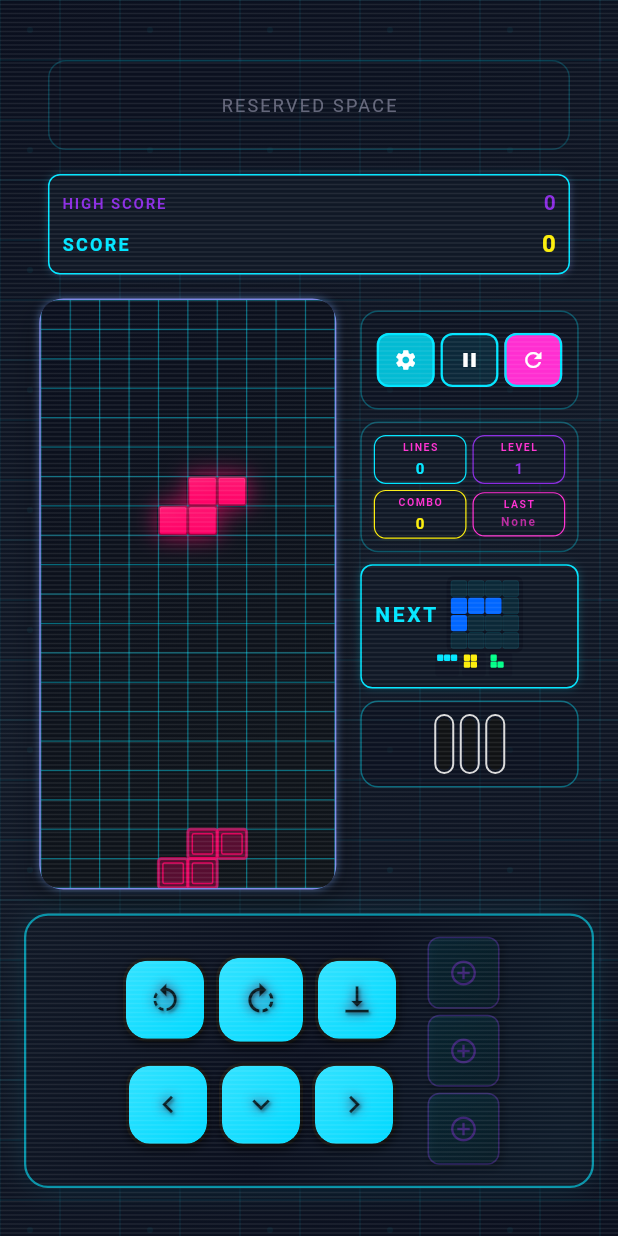
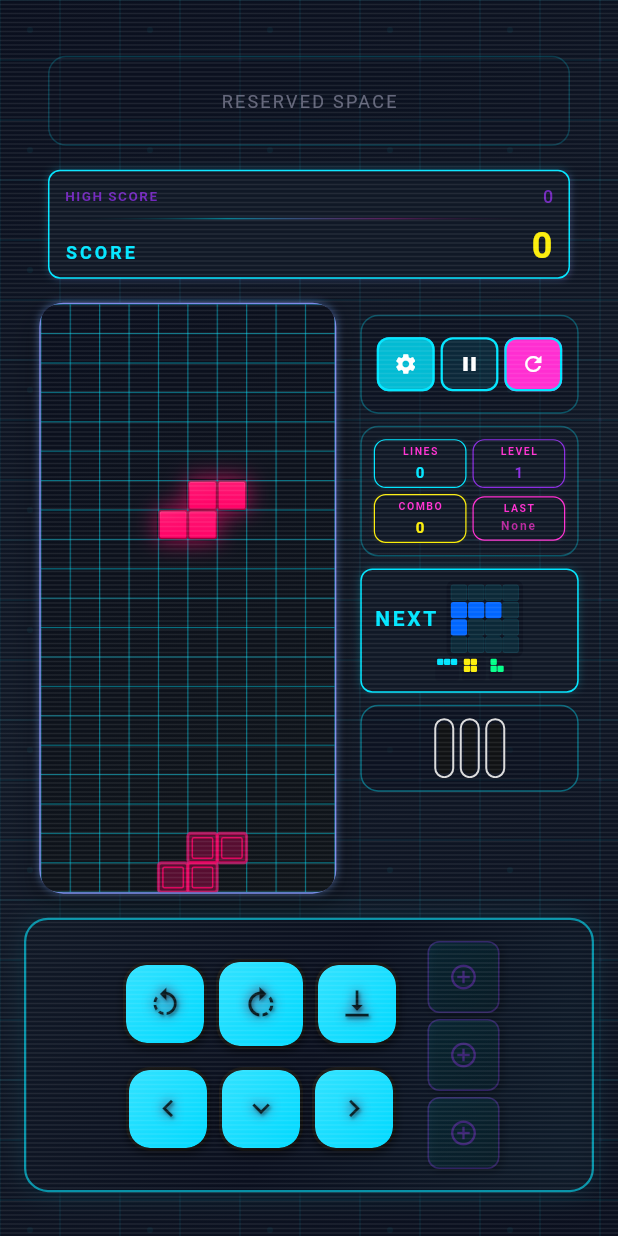
Before and after one commit to CCY0821/flutter_tetris_game, a Flutter app: the screen it shows after launch, on a phone screen of 412 x 824 dp. Run offline on Flutter 3.47's test engine with Material 3 defaults, Android fonts, the phone set to English and light mode, and no system bars; our stand-ins replace audioplayers, google_mobile_ads, shared_preferences; missing offline and left inert: universal_html; network calls fail.

Commit message:
✨ 分數模組美化：3:7視覺層次優化
🎨 主要變更
- 實現 HIGH SCORE 與 SCORE 的 3:7 視覺比例
- 放大即時分數字體至 24px（原 16px）
- 縮小最高分字體至 12px（原 14px）
- 新增霓虹漸層分隔線

📐 視覺層次設計
HIGH SCORE（次要資訊）：
  - 標籤：9px, 淡化 cyberpunkAccent (0.8)
  - 數值：12px, w500

霓虹分隔線：
  - 高度 1px, vertical margin 6px
  - 漸層效果：transparent → primary → secondary

SCORE（主要資訊，視覺焦點）：
  - 標籤：12px, letterSpacing 2.0
  - 數值：24px, bold, letterSpacing 1.5
  - 鮮明 cyberpunkCaution 配色

🔧 布局修正
- 修復 Flexible 導致空白畫面問題
- 使用 mainAxisSize.min + 固定布局
- CrossAxisAlignment.baseline 確保文字對齊
- padding 調整：horizontal 10, vertical 8

🤖 Generated with [Claude Code](https://claude.com/claude-code)

Co-Authored-By: Claude <noreply@anthropic.com>

```diff
--- a/lib/game/game_ui_components.dart
+++ b/lib/game/game_ui_components.dart
@@ -93,7 +93,8 @@ class GameUIComponents {
                                         margin: const EdgeInsets.all(0.35),
                                         decoration: BoxDecoration(
                                           color: c ??
-                                            GameTheme.gridLine.withOpacity(0.1),
+                                              GameTheme.gridLine
+                                                  .withOpacity(0.1),
                                           borderRadius:
                                               BorderRadius.circular(1.5),
                                           border: c != null
@@ -391,10 +392,10 @@ class GameUIComponents {
     );
   }
 
-  // 獨立的分數資訊組件
+  // 獨立的分數資訊組件（3:7比例，放大即時分數）
   static Widget scoreInfoPanel(int score, int highScore) {
     return Container(
-      padding: const EdgeInsets.all(8),
+      padding: const EdgeInsets.symmetric(horizontal: 10, vertical: 8),
       decoration: BoxDecoration(
         color: cyberpunkPanel,
         borderRadius: BorderRadius.circular(cyberpunkBorderRadius),
@@ -416,52 +417,70 @@ class GameUIComponents {
         ],
       ),
       child: Column(
-        children: [
-          // High Score 區域
+        mainAxisSize: MainAxisSize.min,
+        children: [
+          // High Score 區域 (次要資訊)
           Row(
             mainAxisAlignment: MainAxisAlignment.spaceBetween,
             children: [
               Text(
                 'HIGH SCORE',
                 style: GameTheme.accentStyle.copyWith(
-                  fontSize: 10,
-                  letterSpacing: 1.2,
-                  color: cyberpunkAccent,
+                  fontSize: 9,
+                  letterSpacing: 1.0,
+                  color: cyberpunkAccent.withOpacity(0.8),
                 ),
               ),
               Text(
                 '$highScore',
                 style: GameTheme.titleStyle.copyWith(
-                  fontSize: 14,
-                  fontWeight: FontWeight.w600,
-                  letterSpacing: 0.8,
-                  color: cyberpunkAccent,
-                ),
-              ),
-            ],
-          ),
-
-          const SizedBox(height: 6),
-
-          // 分數區域
+                  fontSize: 12,
+                  fontWeight: FontWeight.w500,
+                  letterSpacing: 0.5,
+                  color: cyberpunkAccent.withOpacity(0.8),
+                ),
+              ),
+            ],
+          ),
+
+          // 霓虹分隔線
+          Container(
+            height: 1,
+            margin: const EdgeInsets.symmetric(vertical: 6),
+            decoration: BoxDecoration(
+              gradient: LinearGradient(
+                colors: [
+                  Colors.transparent,
+                  cyberpunkPrimary.withOpacity(0.5),
+                  cyberpunkSecondary.withOpacity(0.3),
+                  Colors.transparent,
+                ],
+              ),
+            ),
+          ),
+
+          // Score 區域 (主要資訊，放大顯示)
           Row(
             mainAxisAlignment: MainAxisAlignment.spaceBetween,
+            crossAxisAlignment: CrossAxisAlignment.baseline,
+            textBaseline: TextBaseline.alphabetic,
             children: [
               Text(
                 'SCORE',
                 style: GameTheme.accentStyle.copyWith(
                   fontSize: 12,
-                  letterSpacing: 1.5,
+                  letterSpacing: 2.0,
                   color: cyberpunkPrimary,
                 ),
               ),
               Text(
                 '$score',
                 style: GameTheme.titleStyle.copyWith(
-                  fontSize: 16,
+                  fontSize: 24,
                   fontWeight: FontWeight.bold,
-                  letterSpacing: 1.0,
+                  letterSpacing: 1.5,
                   color: cyberpunkCaution,
+                  height: 1.0,
                 ),
               ),
             ],
```
Lines whose indentation alone changed are shown as unchanged.
